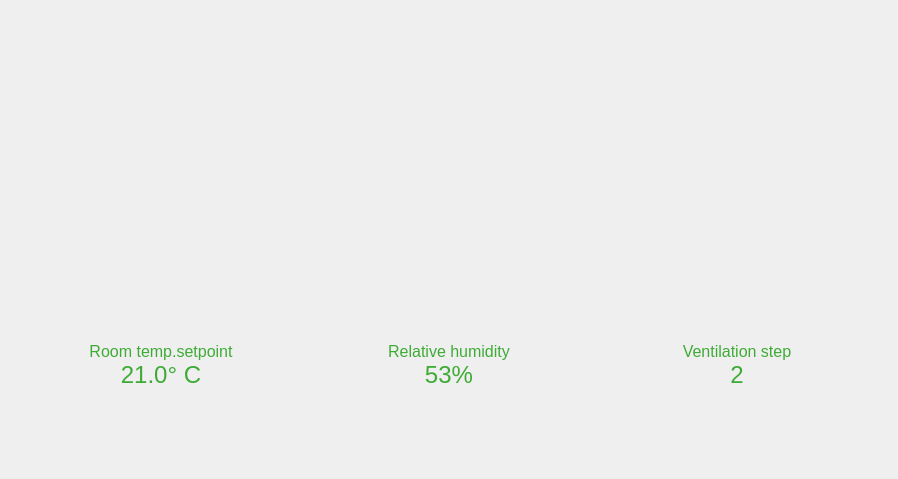
CABLodam/hackathon, file HacktonDemo/settings.ui: the form before one commit.
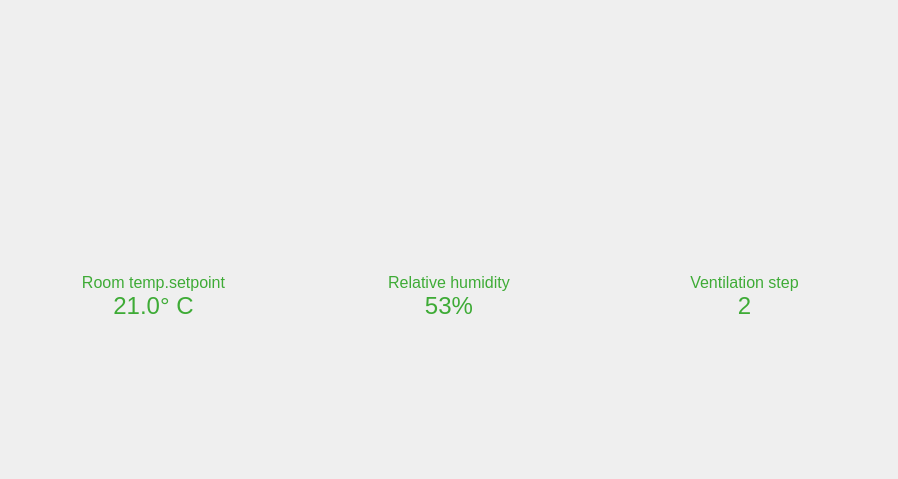
The form after the commit. Icons and pictures are not drawn.

The edit to the form file:
```diff
--- a/HacktonDemo/settings.ui
+++ b/HacktonDemo/settings.ui
@@ -10,12 +10,39 @@
     <height>479</height>
    </rect>
   </property>
+  <property name="sizePolicy">
+   <sizepolicy hsizetype="Preferred" vsizetype="Preferred">
+    <horstretch>0</horstretch>
+    <verstretch>0</verstretch>
+   </sizepolicy>
+  </property>
   <property name="windowTitle">
    <string>Form</string>
   </property>
   <layout class="QVBoxLayout" name="verticalLayout">
+   <property name="spacing">
+    <number>0</number>
+   </property>
+   <property name="leftMargin">
+    <number>0</number>
+   </property>
+   <property name="topMargin">
+    <number>0</number>
+   </property>
+   <property name="rightMargin">
+    <number>0</number>
+   </property>
+   <property name="bottomMargin">
+    <number>0</number>
+   </property>
    <item>
     <widget class="QWidget" name="content" native="true">
+     <property name="sizePolicy">
+      <sizepolicy hsizetype="Preferred" vsizetype="Preferred">
+       <horstretch>0</horstretch>
+       <verstretch>5</verstretch>
+      </sizepolicy>
+     </property>
      <layout class="QHBoxLayout" name="horizontalLayout">
       <item>
        <widget class="QWidget" name="setpoint" native="true">
@@ -320,6 +347,16 @@
      </layout>
     </widget>
    </item>
+   <item>
+    <widget class="QWidget" name="widget" native="true">
+     <property name="sizePolicy">
+      <sizepolicy hsizetype="Preferred" vsizetype="Preferred">
+       <horstretch>0</horstretch>
+       <verstretch>1</verstretch>
+      </sizepolicy>
+     </property>
+    </widget>
+   </item>
   </layout>
  </widget>
  <resources/>
```
